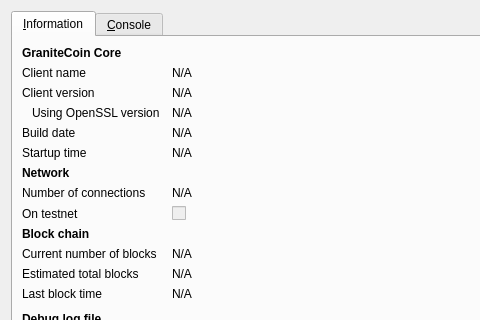
maniac83/FastCoin, file src/qt/forms/rpcconsole.ui: the form before one commit; both pictures show x 0 to 480 and y 0 to 320 of the 740 by 450 pixel window.
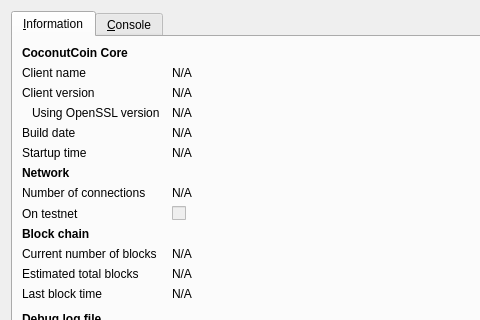
The form after the commit. Icons and pictures are not drawn.

Commit message: Cocnut coin pictures and abbreviations

Diff of the .ui file:
```diff
--- a/src/qt/forms/rpcconsole.ui
+++ b/src/qt/forms/rpcconsole.ui
@@ -36,7 +36,7 @@
           </font>
          </property>
          <property name="text">
-          <string>GraniteCoin Core</string>
+          <string>CoconutCoin Core</string>
          </property>
         </widget>
        </item>
```
Left out of the diff: 6 changed lines with no effect on the pictures. The commit also changes 155 other files.
